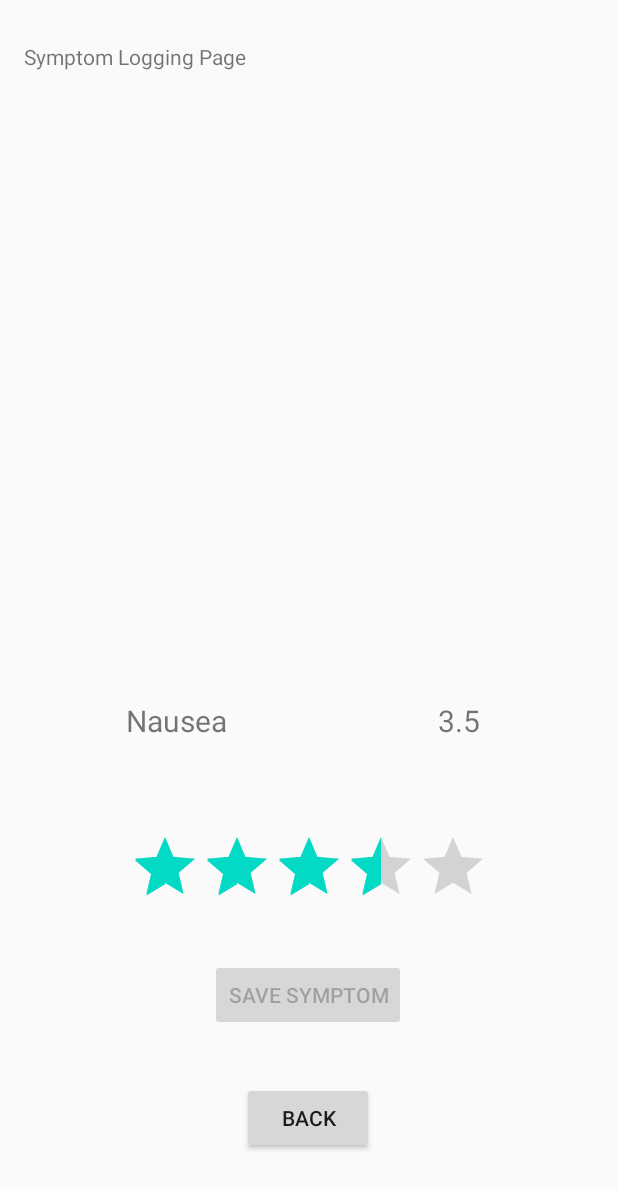
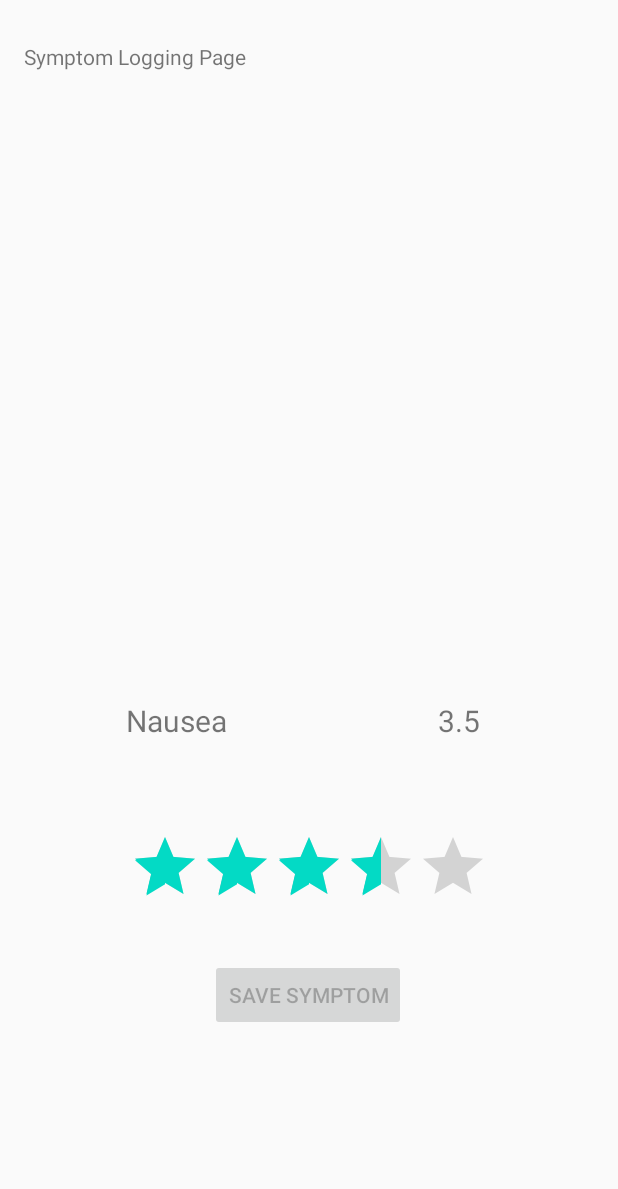
Before and after one commit to aOlmo/android-projects, an Android app: the screen it shows after launch (SymptomsActivity), after a tap on "ADD SYMPTOMS", on a phone screen of 412 x 824 dp. Shown: the top 1189 px of the screen. Run offline under Robolectric (Android 15) with nearby library versions, the phone set to English and light mode, and no system bars; libraries missing offline, so code that uses them is left out: com.arthenica.mobileffmpeg; 2 other taps on this screen came first.

Commit message:
[a2]: Finally solved bug, it was not saving because of the back button, removed it and used BroadcastRec

```diff
--- a/Assignment1/app/src/main/java/com/example/assignment1/MainActivity.java
+++ b/Assignment1/app/src/main/java/com/example/assignment1/MainActivity.java
@@ -42,6 +42,7 @@ import org.opencv.core.CvType;
 import org.opencv.core.Mat;
 import org.opencv.videoio.VideoCapture;
 import org.opencv.videoio.Videoio;
+import org.w3c.dom.Text;
 
 import java.io.BufferedWriter;
 import java.io.File;
@@ -54,8 +55,8 @@ import java.util.Vector;
 
 public class MainActivity extends Activity implements SensorEventListener, Serializable {
 
-    private float HR = 0;
-    private float RR = 0;
+    private float HR;
+    private float RR;
     private long end;
     private long start;
     private Uri fileUri;
@@ -66,9 +67,6 @@ public class MainActivity extends Activity implements SensorEventListener, Seria
     private static String TAG = "MainActivity";
     private Vector<Double> accZaxis = new Vector<>();
     private DecimalFormat df = new DecimalFormat("##");
-
-    private LocationManager locationManager;
-    private LocationListener locationListener;
 
     static final int REQUEST_VIDEO_CAPTURE = 1;
 
@@ -83,13 +81,25 @@ public class MainActivity extends Activity implements SensorEventListener, Seria
     public class LocationBroadcastReceiver extends BroadcastReceiver{
         @Override
         public void onReceive(Context context, Intent intent) {
+            TextView textViewGPS = (TextView) findViewById(R.id.textViewGPS);
 
             if (intent.getAction().equals("ACT_LOC")){
                 double lat = intent.getDoubleExtra("latitude", 0f);
                 double lon = intent.getDoubleExtra("longitude", 0f);
                 Toast.makeText(MainActivity.this,
                         "Latitude is "+lat+" Longitude: "+lon, Toast.LENGTH_LONG).show();
+                textViewGPS.setText("Latitude: "+lat+" Longitude: "+lon);
+            }
+        }
+    }
 
+    public class SymptomsBroadcastReceiver extends BroadcastReceiver{
+        @Override
+        public void onReceive(Context context, Intent intent) {
+            if (intent.getAction().equals("ACT_SYM")){
+                arraySymptoms = intent.getFloatArrayExtra("arraySymptoms");
+                Toast.makeText(getApplicationContext(), "arraySymptoms received", Toast.LENGTH_LONG).show();
+                updateTexts();
             }
         }
     }
@@ -97,6 +107,7 @@ public class MainActivity extends Activity implements SensorEventListener, Seria
     @Override
     protected void onCreate(Bundle savedInstanceState) {
         super.onCreate(savedInstanceState);
+        // TODO: The problem is here, it keeps being destroyed while it shouldnt
         setContentView(R.layout.activity_main);
 
         db = new DatabaseHelper(this);
@@ -104,9 +115,11 @@ public class MainActivity extends Activity implements SensorEventListener, Seria
         button.setOnClickListener(new View.OnClickListener() {
             @Override
             public void onClick(View v) {
+                SymptomsBroadcastReceiver SymReceiver = new SymptomsBroadcastReceiver();
+                IntentFilter SymFilter = new IntentFilter("ACT_SYM");
+                registerReceiver(SymReceiver, SymFilter);
+
                 Intent i = new Intent(getApplicationContext(), SymptomsActivity.class);
-                i.putExtra("HR", HR);
-                i.putExtra("RR", RR);
                 startActivity(i);
             }
         });
@@ -123,11 +136,16 @@ public class MainActivity extends Activity implements SensorEventListener, Seria
 
 
     public void startGPSservice(View view){
+        final LocationManager manager = (LocationManager) getSystemService( Context.LOCATION_SERVICE );
+
         if (Build.VERSION.SDK_INT >= 23){
             if (checkSelfPermission(Manifest.permission.ACCESS_FINE_LOCATION) != PackageManager.PERMISSION_GRANTED){
                 requestPermissions(new String[]{Manifest.permission.ACCESS_FINE_LOCATION}, 1);
             } else {
                 startService();
+                if (!manager.isProviderEnabled( LocationManager.GPS_PROVIDER )){
+                    Toast.makeText(this, "Please enable GPS location", Toast.LENGTH_LONG).show();
+                }
             }
 
         } else {
@@ -148,26 +166,13 @@ public class MainActivity extends Activity implements SensorEventListener, Seria
         }
     }
 
-    @Override
-    protected void onResume(){
-        super.onResume();
-        arraySymptoms = (float[]) getIntent().getSerializableExtra("arraySymptoms");
-    }
-
-    @Override
-    protected void onSaveInstanceState(@NonNull Bundle outState) {
-        outState.putFloat("HR", HR);
-        outState.putFloat("RR", RR);
-        super.onSaveInstanceState(outState);
-    }
-
     private void updateTexts(){
         TextView textHR = (TextView) findViewById(R.id.textHR);
         TextView textRR = (TextView) findViewById(R.id.textRR);
+        Toast.makeText(getApplicationContext(), "HR: "+HR+" RR: "+RR, Toast.LENGTH_LONG).show();
 
         textRR.setText("RR: "+RR+" bpm");
         textHR.setText("HR: "+HR+" bpm");
-
     }
 
     private void processRR(){
--- a/Assignment1/app/src/main/res/layout/activity_main.xml
+++ b/Assignment1/app/src/main/res/layout/activity_main.xml
@@ -125,7 +125,7 @@
         android:layout_height="0dp"
         android:layout_marginTop="449dp"
         android:layout_marginBottom="128dp"
-        android:text="TextView"
+        android:text=""
         app:layout_constraintBottom_toTopOf="@+id/startRR"
         app:layout_constraintEnd_toEndOf="parent"
         app:layout_constraintHorizontal_bias="0.5"
--- a/Assignment1/app/src/main/res/layout/symptoms_logging_page.xml
+++ b/Assignment1/app/src/main/res/layout/symptoms_logging_page.xml
@@ -59,19 +59,6 @@
         app:layout_constraintTop_toTopOf="parent"
         app:layout_constraintVertical_bias="0.824" />
 
-    <Button
-        android:id="@+id/buttonBack"
-        android:layout_width="wrap_content"
-        android:layout_height="wrap_content"
-        android:onClick="goBack"
-        android:text="Back"
-        app:layout_constraintBottom_toBottomOf="parent"
-        app:layout_constraintEnd_toEndOf="parent"
-        app:layout_constraintHorizontal_bias="0.498"
-        app:layout_constraintStart_toStartOf="parent"
-        app:layout_constraintTop_toBottomOf="@+id/buttonUploadSymptoms"
-        app:layout_constraintVertical_bias="0.382" />
-
     <TextView
         android:id="@+id/textRating"
         android:layout_width="wrap_content"
```
Also changed, not shown: Assignment1/app/src/main/java/com/example/assignment1/SymptomsActivity.java (+6 -7 lines).
